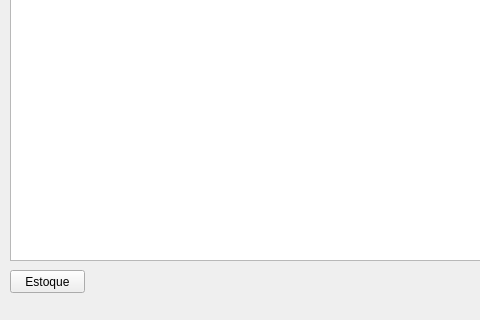
Qt form forms/frm_pesquisa_produtos.ui (luissantananet/sislog) before a commit; both pictures show x 0 to 480 and y 160 to 480 of the 690 by 480 pixel window.
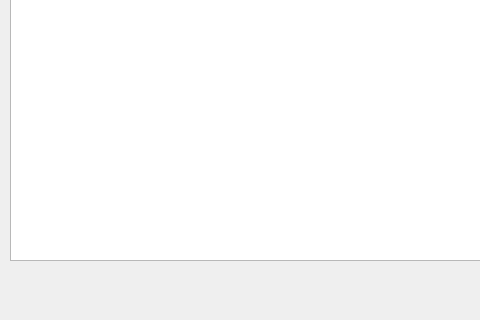
The same form after that commit.

Patch:
```diff
--- a/forms/frm_pesquisa_produtos.ui
+++ b/forms/frm_pesquisa_produtos.ui
@@ -191,19 +191,6 @@
      </rect>
     </property>
    </widget>
-   <widget class="QPushButton" name="btn_estoque">
-    <property name="geometry">
-     <rect>
-      <x>10</x>
-      <y>430</y>
-      <width>75</width>
-      <height>23</height>
-     </rect>
-    </property>
-    <property name="text">
-     <string>Estoque</string>
-    </property>
-   </widget>
   </widget>
   <widget class="QMenuBar" name="menubar">
    <property name="geometry">
```
Left out of the diff: 18 changed lines with no effect on the pictures.
